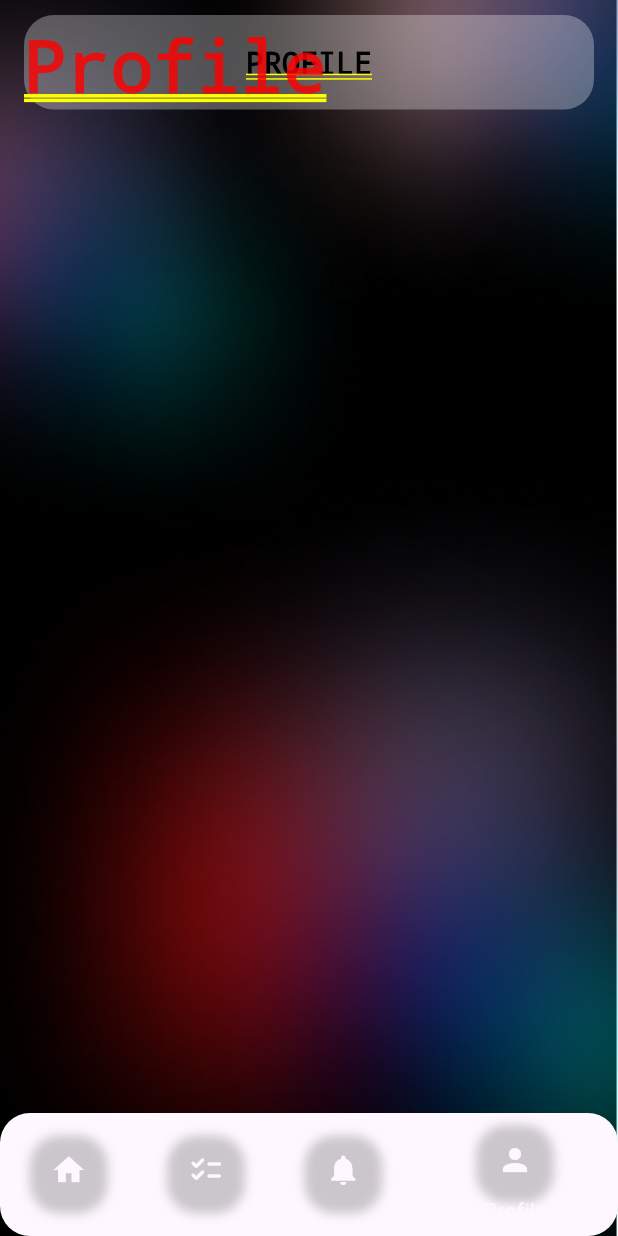
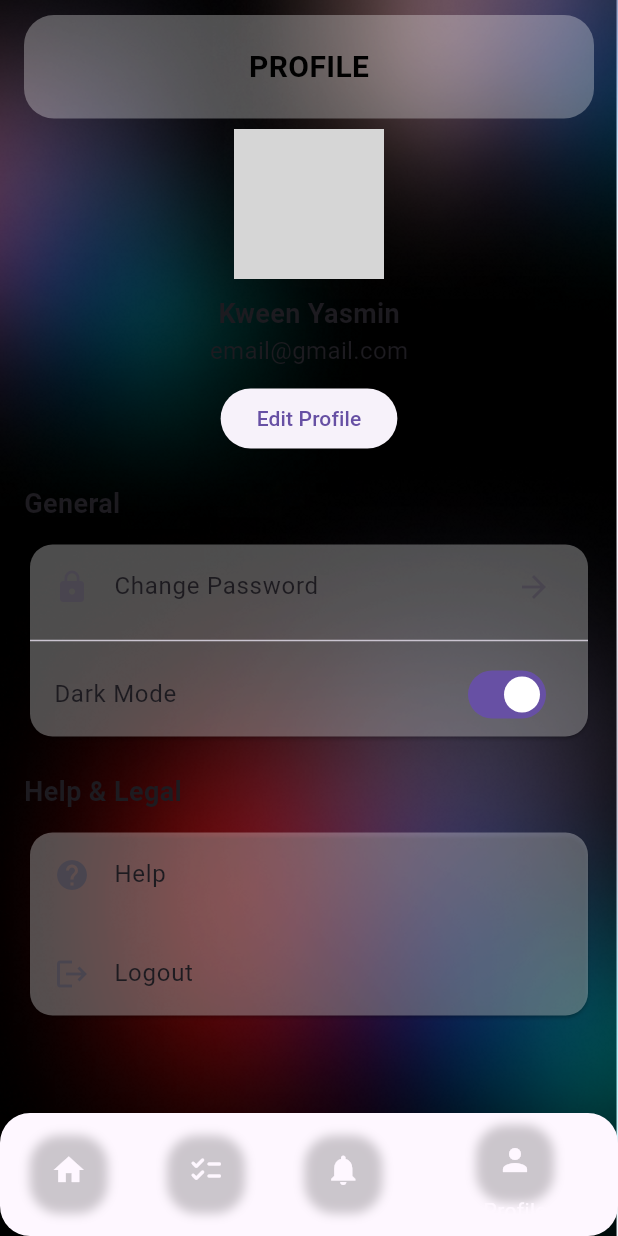
Before and after one commit to yskooo/civic-vox-mobile, a Flutter app: the ProfileView screen opened by its route, on a phone screen of 412 x 824 dp. Run offline on Flutter 3.47's test engine with Material 3 defaults, Android fonts, the phone set to English and light mode, and no system bars; network calls fail; grey boxes are pictures that could not be loaded.

Commit message:
profile view init

```diff
--- a/lib/screens/profile_view.dart
+++ b/lib/screens/profile_view.dart
@@ -1,5 +1,4 @@
 import 'package:flutter/material.dart';
-
 import '../widgets/bottom_bar.dart';
 import '../widgets/glass_title.dart';
 
@@ -13,7 +12,9 @@ class _ProfileViewState extends State<ProfileView> {
 
   @override
   Widget build(BuildContext context) {
-    return Stack(
+    return Material(
+      child: Scaffold(
+        body: Stack(
           children: [
             // Background image
             Container(
@@ -24,24 +25,121 @@ class _ProfileViewState extends State<ProfileView> {
                 ),
               ),
             ),
-        // Glassmorphic title
+            // Glassmorphic title serving as app bar
             Positioned(
               left: 16,
               right: 16,
               top: 10,
+              child: Container(
+                padding: EdgeInsets.only(top: MediaQuery.of(context).padding.top),
                 child: GlassTitle(title: 'PROFILE'), // Use the GlassTitle widget
               ),
+            ),
             // Content
-        SingleChildScrollView(
+            Padding(
+              padding: EdgeInsets.only(top: MediaQuery.of(context).padding.top + 70), // Adjust top padding according to Glassmorphic title height
+              child: SingleChildScrollView(
                 child: Padding(
                   padding: const EdgeInsets.all(16.0),
                   // Your content widgets go here
                   child: Column(
+                    crossAxisAlignment: CrossAxisAlignment.stretch,
                     children: [
-                // Add your profile content widgets here
-                // For example:
-                Text('Profile'),
+                      // Profile info
+                      Center(
+                        child: Column(
+                          children: [
+                            CircleAvatar(
+                              radius: 50,
+                              backgroundImage: NetworkImage('https://pbs.twimg.com/profile_images/1291639667079524352/yUTztc-a_400x400.jpg'), // Adjust path to your profile picture
+                            ),
+                            SizedBox(height: 10),
+                            Text(
+                              'Kween Yasmin',
+                              style: TextStyle(fontSize: 18, fontWeight: FontWeight.bold),
+                            ),
+                            Text(
+                              'email@gmail.com',
+                              style: TextStyle(fontSize: 16),
+                            ),
+                            SizedBox(height: 10),
+                            ElevatedButton(
+                              onPressed: () {
+                                // Navigate to edit profile screen
+                              },
+                              child: Text('Edit Profile'),
+                            ),
                           ],
+                        ),
+                      ),
+                      SizedBox(height: 20),
+                      // General text
+                      Text(
+                        'General',
+                        style: TextStyle(fontSize: 18, fontWeight: FontWeight.bold),
+                      ),
+                      SizedBox(height: 10),
+                      Card(
+                        color: Colors.white.withOpacity(0.3), // Glass effect color
+                        shape: RoundedRectangleBorder(
+                          borderRadius: BorderRadius.circular(15.0),
+                        ),
+                        child: Column(
+                          children: [
+                            ListTile(
+                              leading: Icon(Icons.lock),
+                              title: Text('Change Password'),
+                              trailing: Icon(Icons.arrow_forward),
+                              onTap: () {
+                                // Handle change password action
+                              },
+                            ),
+                            Divider(), // Add a divider between list tiles
+                            SwitchListTile(
+                              title: Text('Dark Mode'),
+                              value: true, // Replace with actual dark mode status
+                              onChanged: (bool value) {
+                                // Toggle dark mode
+                              },
+                            ),
+                          ],
+                        ),
+                      ),
+
+                      SizedBox(height: 20),
+                      // Help & Legal text
+                      Text(
+                        'Help & Legal',
+                        style: TextStyle(fontSize: 18, fontWeight: FontWeight.bold),
+                      ),
+                      SizedBox(height: 10),
+                      Card(
+                        color: Colors.white.withOpacity(0.3), // Glass effect color
+                        shape: RoundedRectangleBorder(
+                          borderRadius: BorderRadius.circular(15.0),
+                        ),
+                        child: Column(
+                          children: [
+                            ListTile(
+                              leading: Icon(Icons.help),
+                              title: Text('Help'),
+                              onTap: () {
+                                // Handle help action
+                              },
+                            ),
+                            SizedBox(height: 10), // Add some space between list tiles
+                            ListTile(
+                              leading: Icon(Icons.logout),
+                              title: Text('Logout'),
+                              onTap: () {
+                                // Handle logout action
+                              },
+                            ),
+                          ],
+                        ),
+                      ),
+                    ],
+                  ),
                 ),
               ),
             ),
@@ -60,6 +158,8 @@ class _ProfileViewState extends State<ProfileView> {
               ),
             ),
           ],
+        ),
+      ),
     );
   }
 }
```
Lines whose indentation alone changed are shown as unchanged.
